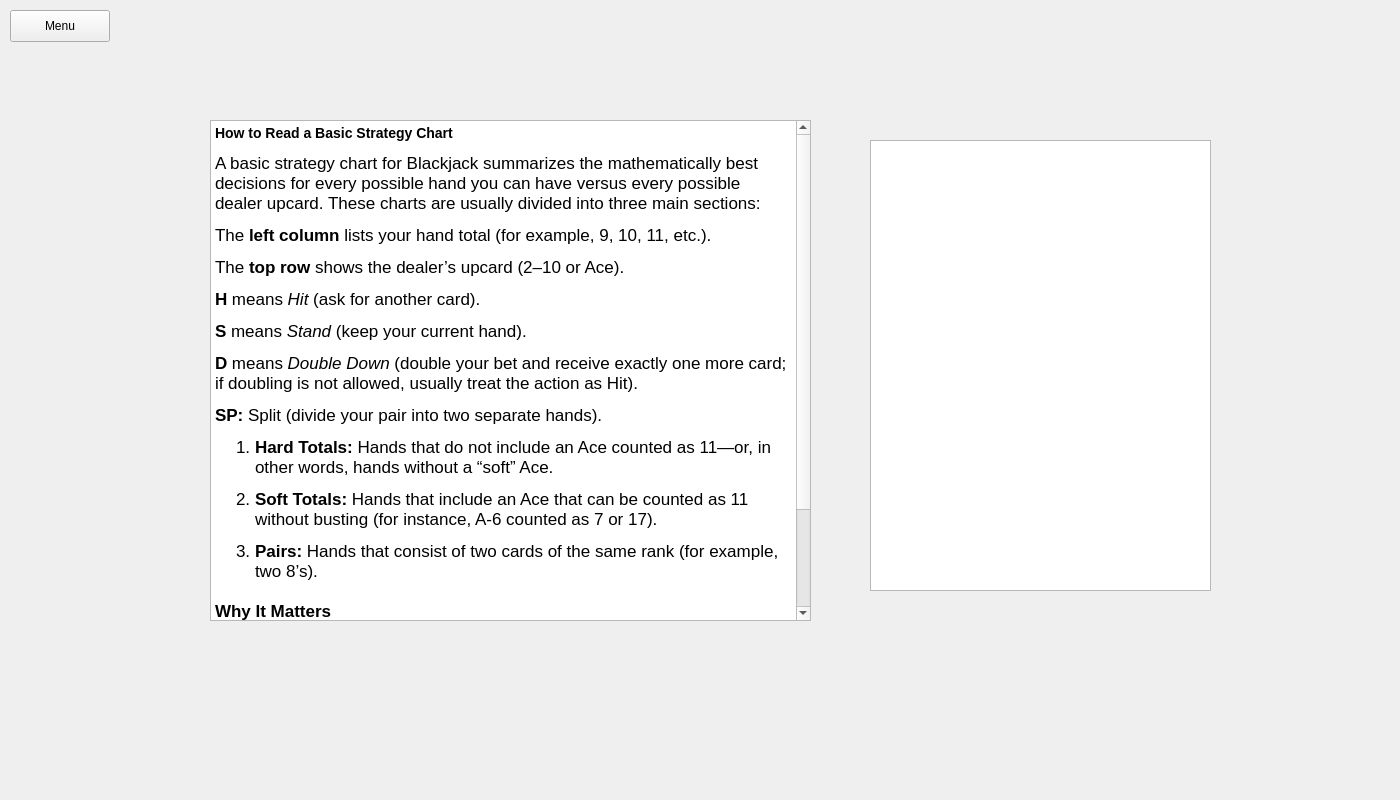
Old version of the form CardCounter/mainwindow.ui in the repository CalebStandfield/full-blackjack-game-engine-with-UI.
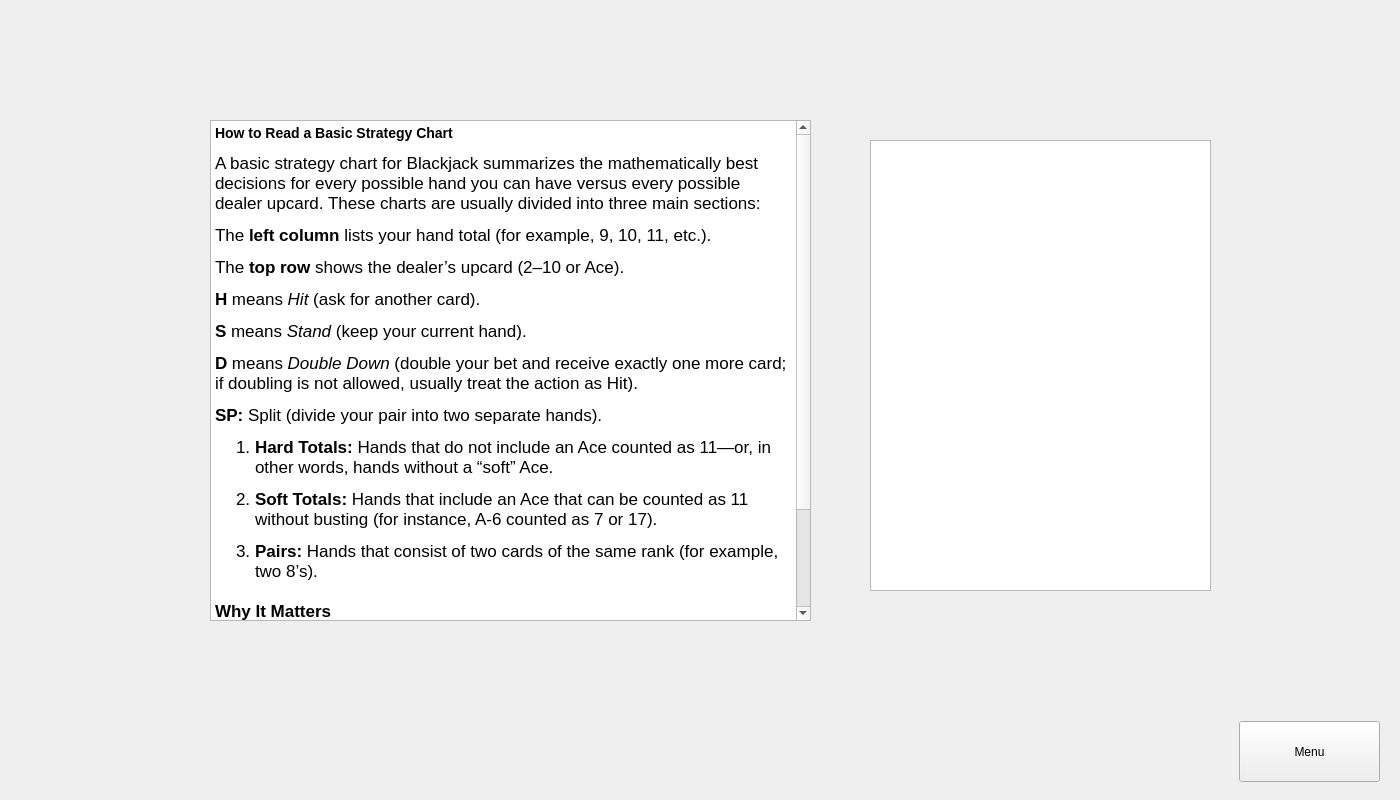
New version of the form. The open tabs and pages were chosen to show the change.

Patch:
```diff
--- a/CardCounter/mainwindow.ui
+++ b/CardCounter/mainwindow.ui
@@ -968,10 +968,10 @@
      <widget class="QPushButton" name="infoMenuButton">
       <property name="geometry">
        <rect>
-        <x>10</x>
-        <y>10</y>
-        <width>100</width>
-        <height>32</height>
+        <x>1239</x>
+        <y>721</y>
+        <width>141</width>
+        <height>61</height>
        </rect>
       </property>
       <property name="text">
```
Left out of the diff: 34 changed lines with no effect on the pictures.
